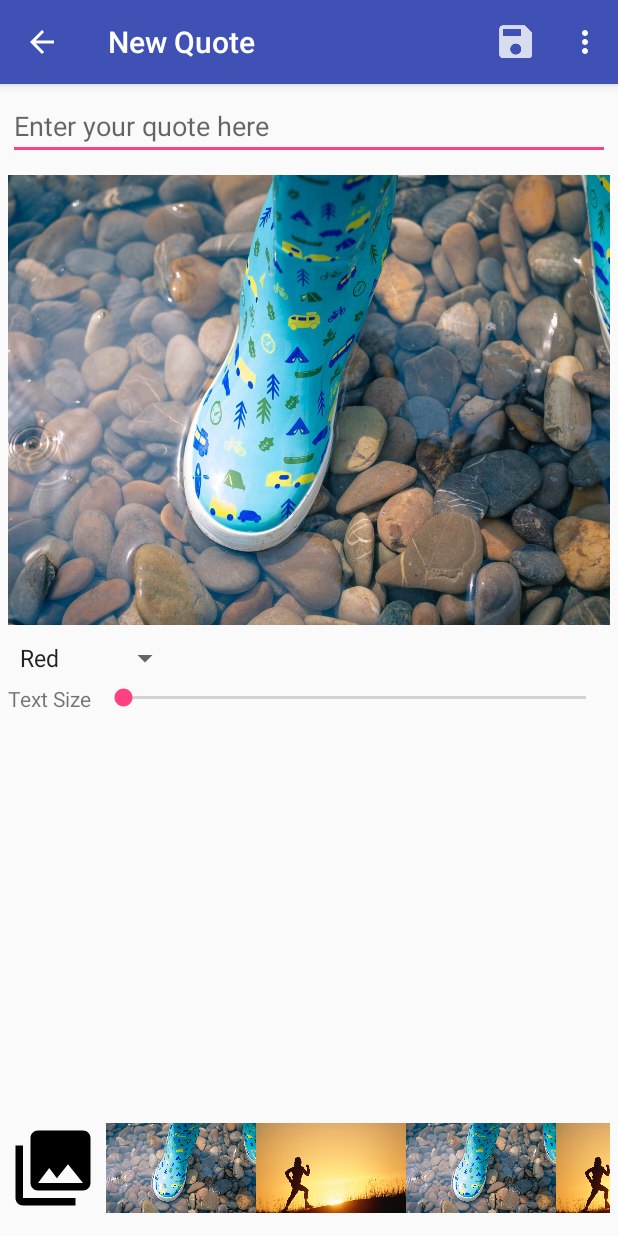
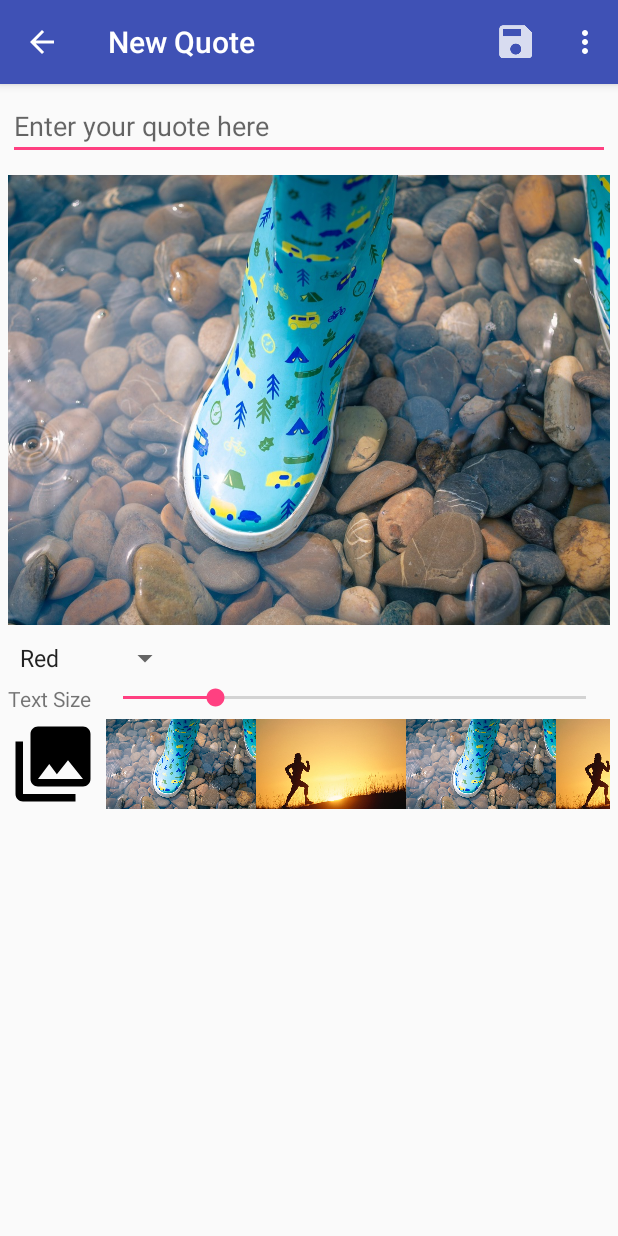
Before and after one commit to georgeben/Quote-Me, an Android app: the NewQuoteActivity screen opened directly, with no data from a screen before it, on a phone screen of 412 x 824 dp. Run offline under Robolectric (Android 15) with nearby library versions, the phone set to English and light mode, and no system bars.

Commit message:
Added seekbar to change the textsize

```diff
--- a/app/src/main/java/com/kurobarabenjamingeorge/quoteme/NewQuoteActivity.java
+++ b/app/src/main/java/com/kurobarabenjamingeorge/quoteme/NewQuoteActivity.java
@@ -26,6 +26,7 @@ import android.widget.Button;
 import android.widget.EditText;
 import android.widget.ImageView;
 import android.widget.RelativeLayout;
+import android.widget.SeekBar;
 import android.widget.Spinner;
 import android.widget.TextView;
 import android.widget.Toast;
@@ -43,6 +44,7 @@ public class NewQuoteActivity extends AppCompatActivity implements
 
     private EditText newQuoteEditText;
     private TextView quoteTextView;
+    private SeekBar textSizeSeekbar;
 
     private RecyclerView backgroundImagesRecyclerView;
     private RecyclerView.LayoutManager layoutManager;
@@ -76,6 +78,7 @@ public class NewQuoteActivity extends AppCompatActivity implements
 
         newQuoteEditText = (EditText) findViewById(R.id.newQuoteEditText);
         quoteTextView = (TextView) findViewById(R.id.quoteTextView);
+        textSizeSeekbar = (SeekBar) findViewById(R.id.textSizeSeekbar);
 
         startTextX = quoteTextView.getX();
         startTextY = quoteTextView.getY();
@@ -168,6 +171,30 @@ public class NewQuoteActivity extends AppCompatActivity implements
                 return true;
             }
         });
+
+        textSizeSeekbar.setOnSeekBarChangeListener(new SeekBar.OnSeekBarChangeListener() {
+            @Override
+            public void onProgressChanged(SeekBar seekBar, int i, boolean b) {
+                updateTextSize(i);
+            }
+
+            @Override
+            public void onStartTrackingTouch(SeekBar seekBar) {
+
+            }
+
+            @Override
+            public void onStopTrackingTouch(SeekBar seekBar) {
+
+            }
+        });
+    }
+
+    private void updateTextSize(int progress) {
+        float newTextSize = progress/2;
+        if(newTextSize > 10 && newTextSize < 50){
+            quoteTextView.setTextSize(newTextSize);
+        }
     }
 
     @Override
--- a/app/src/main/res/layout/activity_new_quote.xml
+++ b/app/src/main/res/layout/activity_new_quote.xml
@@ -69,7 +69,9 @@
         android:id="@+id/textSizeSeekbar"
         android:layout_alignTop="@id/textSizeLabel"
         android:layout_toRightOf="@id/textSizeLabel"
-        android:layout_marginLeft="5dp"></SeekBar>
+        android:layout_marginLeft="5dp"
+        android:max="100"
+        android:progress="20"></SeekBar>
 
     <ImageView
         android:layout_width="60dp"
@@ -85,7 +87,7 @@
         android:layout_height="60dp"
         android:id="@+id/imagesRecyclerView"
         android:layout_marginTop="5dp"
-        android:layout_alignParentBottom="true"
+        android:layout_below="@id/textSizeSeekbar"
         android:layout_toRightOf="@id/pickFromGallery"
         android:layout_marginBottom="10dp">
 
```
